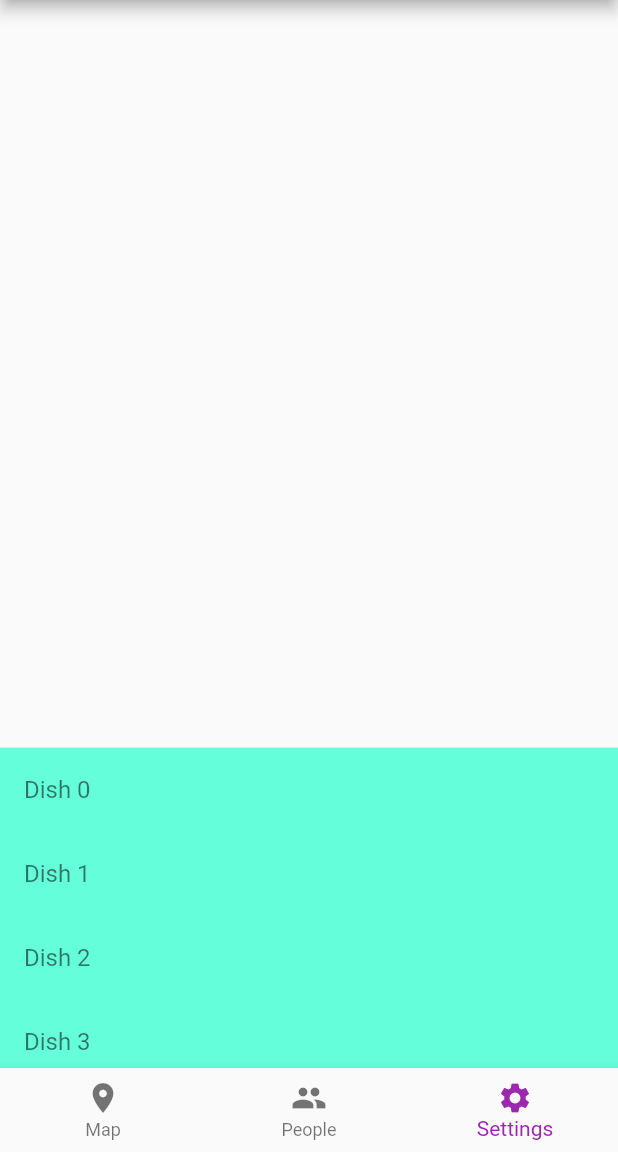
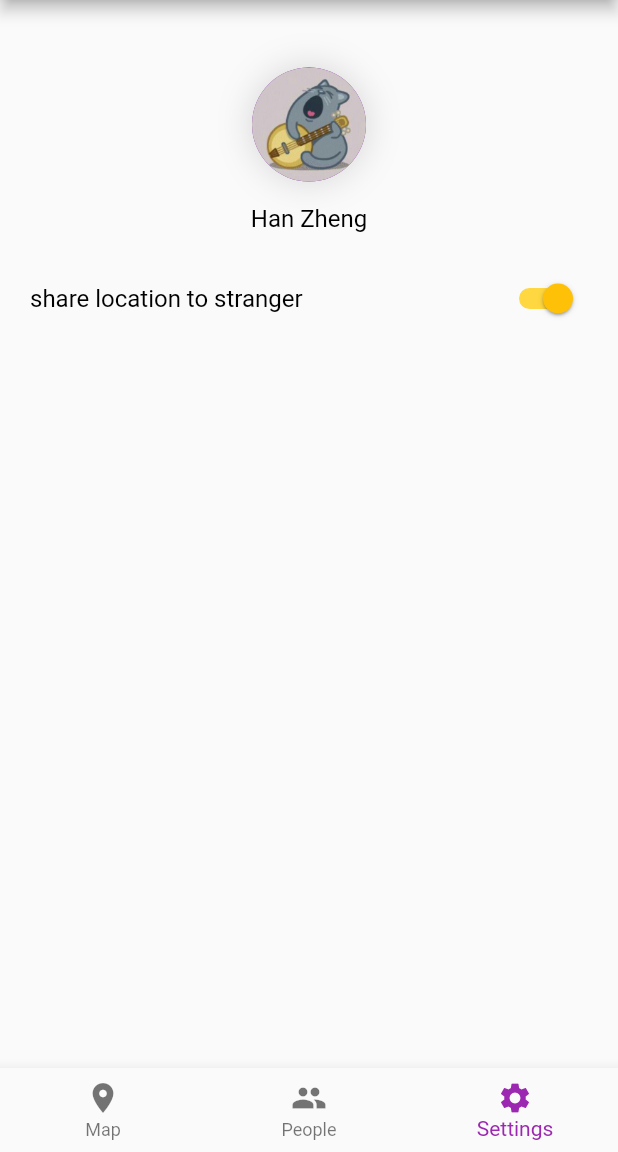
Before and after one commit to BeezyApp/Beezy, a Flutter app: the screen it shows after launch, item 3 of the bottom bar chosen, on a phone screen of 412 x 824 dp, the part 84-1236 px from its top. Run offline on Flutter 3.47's test engine with Material 2 defaults, Android fonts, the phone set to English and light mode, and no system bars; our stand-ins replace google_maps_flutter, location, sliding_up_panel.

Commit message:
Added settings page

```diff
--- a/lib/main.dart
+++ b/lib/main.dart
@@ -1,13 +1,11 @@
 import 'package:flutter/cupertino.dart';
 import 'package:flutter/material.dart';
-import 'package:flutter/foundation.dart';
-import 'package:sliding_up_panel/sliding_up_panel.dart';
 
 import 'theme.dart';
-import 'friend_map.dart';
+import 'map_page.dart';
+import 'settings_page.dart';
 import 'message_composer.dart';
 import 'chat_message.dart';
-import 'scroll_sheet.dart';
 
 void main() {
   runApp(new BeesApp());
@@ -29,98 +27,15 @@ class MainScreen extends StatefulWidget {
   State createState() => new MainScreenState();
 }
 
-class SubPage extends StatelessWidget {
-  @override
-  Widget build(BuildContext context) {
-    return Scaffold(
-      appBar: AppBar(
-        title: Text('Sub Page'),
-        backgroundColor: Colors.redAccent,
-      ),
-      body: Center(
-        child: Column(
-          mainAxisAlignment: MainAxisAlignment.center,
-          children: <Widget>[
-            Text('Click button to back to Main Page'),
-            RaisedButton(
-              textColor: Colors.white,
-              color: Colors.redAccent,
-              child: Text('Back to Main Page'),
-              onPressed: () {
-                // TODO
-              },
-            )
-          ],
-        ),
-      ),
-    );
-  }
-}
-
-class PlaceholderWidget extends StatelessWidget {
-  final Color color;
-
-  PlaceholderWidget(this.color);
-
-  @override
-  Widget build(BuildContext context) {
-    return Container(
-      color: color,
-    );
-  }
-}
-
-class TestPage extends StatelessWidget {
-  const TestPage({Key key}) : super(key: key);
-
-  @override
-  Widget build(BuildContext context) {
-    return ListView.builder(itemBuilder: (context, index) {
-      return ListTile(
-        title: Text('Lorem Ipsum'),
-        subtitle: Text('$index'),
-      );
-    });
-  }
-}
-
 class MainScreenState extends State<MainScreen> with TickerProviderStateMixin {
   int _currentIndex = 0;
   final PageStorageBucket _bucket = PageStorageBucket();
-
   final List<Widget> _children = [
-    SlidingUpPanel(
-        key: PageStorageKey('map'),
-        parallaxEnabled: true,
-        parallaxOffset: .5,
-        minHeight: 85,
-        borderRadius: scrollCardBorder,
-        body: FriendMap(),
-        panelBuilder: (sc) => ScrollSheet(scrollController: sc)),
-    FriendMap(
+    MapPage(key: PageStorageKey('map_page')),
+    MapPage(
       key: PageStorageKey('test1'),
     ),
-    DraggableScrollableSheet(
-        key: PageStorageKey('test2'),
-        initialChildSize: 0.3,
-        minChildSize: 0.1,
-        maxChildSize: 0.8,
-        builder: (BuildContext context, myscrollController) {
-          return Container(
-            color: Colors.tealAccent[200],
-            child: ListView.builder(
-              controller: myscrollController,
-              itemCount: 25,
-              itemBuilder: (BuildContext context, int index) {
-                return ListTile(
-                    title: Text(
-                  'Dish $index',
-                  style: TextStyle(color: Colors.black54),
-                ));
-              },
-            ),
-          );
-        }),
+    SettingsPage(),
   ];
 
   void onTabTapped(int index) {
@@ -139,26 +54,57 @@ class MainScreenState extends State<MainScreen> with TickerProviderStateMixin {
       onTap: onTabTapped, // new
       currentIndex: _currentIndex, // new
       items: [
-        new BottomNavigationBarItem(
+        BottomNavigationBarItem(
           icon: Icon(Icons.location_on),
           title: Text('Map'),
         ),
-        new BottomNavigationBarItem(
+        BottomNavigationBarItem(
           icon: Icon(Icons.people),
           title: Text('People'),
         ),
-        new BottomNavigationBarItem(
+        BottomNavigationBarItem(
             icon: Icon(Icons.settings), title: Text('Settings')),
       ],
     );
 
-    return new Scaffold(
+    var bodyPages = PageStorage(
+      child: _children[_currentIndex],
+      bucket: _bucket,
+    );
+
+    return Scaffold(
       appBar: appBar,
-      body: PageStorage(child: _children[_currentIndex], bucket: _bucket),
+      body: bodyPages,
       bottomNavigationBar: navBar,
     );
   }
 }
+
+//! Draggable scrollable sheet
+// DraggableScrollableSheet(
+//         key: PageStorageKey('test2'),
+//         initialChildSize: 0.3,
+//         minChildSize: 0.1,
+//         maxChildSize: 0.8,
+//         builder: (BuildContext context, myscrollController) {
+//           return Container(
+//             color: Colors.tealAccent[200],
+//             child: ListView.builder(
+//               controller: myscrollController,
+//               itemCount: 25,
+//               itemBuilder: (BuildContext context, int index) {
+//                 return ListTile(
+//                     title: Text(
+//                   'Dish $index',
+//                   style: TextStyle(color: Colors.black54),
+//                 ));
+//               },
+//             ),
+//           );
+//         });
+
+
+//! Chat
 
 // final List<ChatMessage> _messages = <ChatMessage>[];
 // final TextEditingController _textController = new TextEditingController();
--- a/lib/scroll_sheet.dart
+++ b/lib/scroll_sheet.dart
@@ -85,7 +85,7 @@ class ScrollSheet extends StatelessWidget {
                 ]),
               ),
               SizedBox(width: 5),
-              Text(label, style: scrollCarItemTextStyle),
+              Text(label, style: scrollCardItemTextStyle),
             ],
           ),
           Row(children: <Widget>[
--- /dev/null
+++ b/lib/settings_page.dart
@@ -0,0 +1,83 @@
+import 'package:flutter/material.dart';
+
+import 'theme.dart';
+
+enum SettingsItemType {
+  Toggle,
+  TextInput,
+}
+
+class SettingsPage extends StatefulWidget {
+  const SettingsPage({
+    Key key,
+  }) : super(key: key);
+
+  @override
+  _SettingsPageState createState() => _SettingsPageState();
+}
+
+class _SettingsPageState extends State<SettingsPage> {
+  bool _permissionShareLocation = true;
+
+  Widget _settingsItem(String str, SettingsItemType type) {
+    switch (type) {
+      case SettingsItemType.Toggle:
+        return Row(
+          mainAxisAlignment: MainAxisAlignment.spaceBetween,
+          children: [
+            Text(str, style: scrollCardItemTextStyle),
+            Switch(
+              value: _permissionShareLocation,
+              onChanged: (value) {
+                setState(() {
+                  _permissionShareLocation = value;
+                });
+              },
+              activeTrackColor: Colors.amberAccent,
+              activeColor: Colors.amber,
+            ),
+          ],
+        );
+      case SettingsItemType.TextInput:
+        // TODO: Handle this case.
+        break;
+    }
+  }
+
+  @override
+  Widget build(BuildContext context) {
+    return ListView(
+      padding: EdgeInsets.all(20),
+      children: <Widget>[
+        SizedBox(
+          height: 25.0,
+        ),
+        Column(
+          mainAxisAlignment: MainAxisAlignment.spaceAround,
+          children: [
+            Container(
+              // padding: const EdgeInsets.all(12.0),
+              child: CircleAvatar(
+                radius: 38,
+                backgroundImage: AssetImage("images/avatar.jpg"),
+              ),
+              decoration: BoxDecoration(shape: BoxShape.circle, boxShadow: [
+                BoxShadow(
+                  color: Color.fromRGBO(0, 0, 0, 0.15),
+                  blurRadius: 20.0,
+                )
+              ]),
+            ),
+            SizedBox(height: 15),
+            Row(
+              mainAxisAlignment: MainAxisAlignment.spaceAround,
+              children: [Text("Han Zheng", style: scrollCardItemTextStyle)],
+            )
+          ],
+        ),
+        SizedBox(height: 20),
+        _settingsItem("share location to stranger", SettingsItemType.Toggle),
+      ],
+    );
+  }
+}
--- a/lib/theme.dart
+++ b/lib/theme.dart
@@ -26,7 +26,7 @@ double getAppBarElevation(BuildContext context) {
 TextStyle appBarTitleStyle = TextStyle(color: Colors.black87);
 TextStyle scrollCarTitleStyle = TextStyle(
     fontWeight: FontWeight.normal, fontSize: 24.0, color: Colors.black54);
-TextStyle scrollCarItemTextStyle = TextStyle(
+TextStyle scrollCardItemTextStyle = TextStyle(
     fontWeight: FontWeight.normal, fontSize: 16.0, color: Colors.black);
 
 
--- a/pubspec.yaml
+++ b/pubspec.yaml
@@ -20,7 +20,7 @@ dependencies:
   flutter:
     sdk: flutter
   uuid: 2.0.4
-  google_maps_flutter: ^0.5.22
+  google_maps_flutter: ^0.5.27
   location:
   intl:
   sliding_up_panel: 1.0.2
```
Also changed, not shown: lib/map_page.dart (renamed from lib/friend_map.dart, +19 -8 lines), images/avatar.jpg (added), pubspec.lock.
